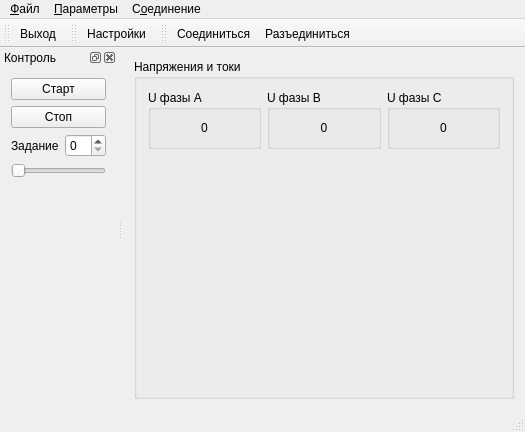
Above: mainwindow.ui from catompiler/qdrive before the change. Below: the same form after it.
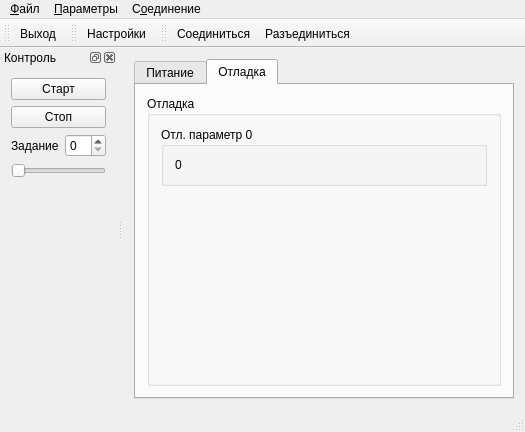
That is the form after the change. The open tabs and pages were chosen to show the change. Icons and pictures are not drawn.

Patch:
```diff
--- a/mainwindow.ui
+++ b/mainwindow.ui
@@ -23,7 +23,17 @@
    <bool>false</bool>
   </property>
   <widget class="QWidget" name="centralWidget">
-   <layout class="QHBoxLayout" name="horizontalLayout_2">
+   <layout class="QVBoxLayout" name="verticalLayout_6">
+    <item>
+     <widget class="QTabWidget" name="tabWidget">
+      <property name="currentIndex">
+       <number>0</number>
+      </property>
+      <widget class="QWidget" name="tabPower">
+       <attribute name="title">
+        <string>Питание</string>
+       </attribute>
+       <layout class="QVBoxLayout" name="verticalLayout_7">
     <item>
      <widget class="QGroupBox" name="gbImbalance">
       <property name="title">
@@ -91,6 +101,28 @@
         </widget>
        </item>
        <item row="1" column="0">
+            <widget class="QGroupBox" name="gbUrot">
+             <property name="title">
+              <string>U якоря</string>
+             </property>
+             <property name="alignment">
+              <set>Qt::AlignLeading|Qt::AlignLeft|Qt::AlignVCenter</set>
+             </property>
+             <layout class="QVBoxLayout" name="verticalLayout_5">
+              <item>
+               <widget class="QLabel" name="lblUrot">
+                <property name="text">
+                 <string>0</string>
+                </property>
+                <property name="alignment">
+                 <set>Qt::AlignCenter</set>
+                </property>
+               </widget>
+              </item>
+             </layout>
+            </widget>
+           </item>
+           <item row="2" column="0">
         <spacer name="verticalSpacer_2">
          <property name="orientation">
           <enum>Qt::Vertical</enum>
@@ -103,7 +135,7 @@
          </property>
         </spacer>
        </item>
-       <item row="1" column="1">
+           <item row="2" column="1">
         <spacer name="verticalSpacer_3">
          <property name="orientation">
           <enum>Qt::Vertical</enum>
@@ -116,7 +148,7 @@
          </property>
         </spacer>
        </item>
-       <item row="1" column="2">
+           <item row="2" column="2">
         <spacer name="verticalSpacer_4">
          <property name="orientation">
           <enum>Qt::Vertical</enum>
@@ -130,6 +162,55 @@
         </spacer>
        </item>
       </layout>
+         </widget>
+        </item>
+       </layout>
+      </widget>
+      <widget class="QWidget" name="tabDebug">
+       <attribute name="title">
+        <string>Отладка</string>
+       </attribute>
+       <layout class="QVBoxLayout" name="verticalLayout_8">
+        <item>
+         <widget class="QGroupBox" name="gbDebug">
+          <property name="title">
+           <string>Отладка</string>
+          </property>
+          <layout class="QGridLayout" name="gridLayout_2">
+           <item row="0" column="0">
+            <widget class="QGroupBox" name="gbDebug0">
+             <property name="title">
+              <string>Отл. параметр 0</string>
+             </property>
+             <layout class="QVBoxLayout" name="verticalLayout_9">
+              <item>
+               <widget class="QLabel" name="lblDebug0">
+                <property name="text">
+                 <string>0</string>
+                </property>
+               </widget>
+              </item>
+             </layout>
+            </widget>
+           </item>
+           <item row="1" column="0">
+            <spacer name="verticalSpacer_5">
+             <property name="orientation">
+              <enum>Qt::Vertical</enum>
+             </property>
+             <property name="sizeHint" stdset="0">
+              <size>
+               <width>20</width>
+               <height>207</height>
+              </size>
+             </property>
+            </spacer>
+           </item>
+          </layout>
+         </widget>
+        </item>
+       </layout>
+      </widget>
      </widget>
     </item>
    </layout>
```
Lines whose indentation alone changed are shown as unchanged.
